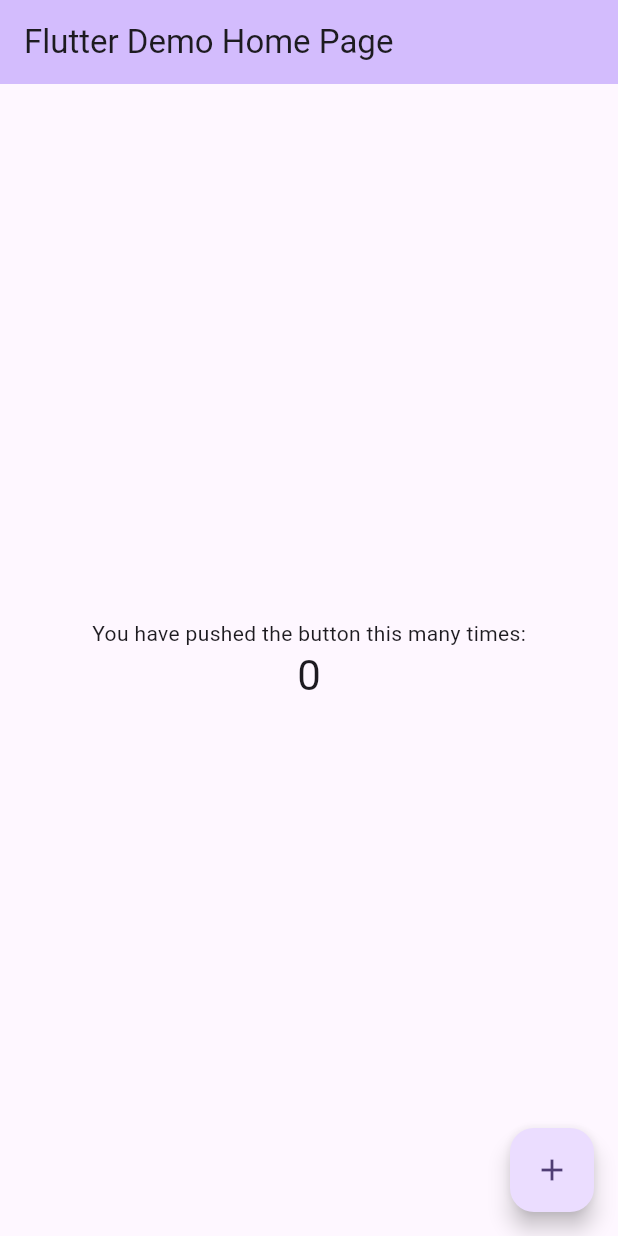
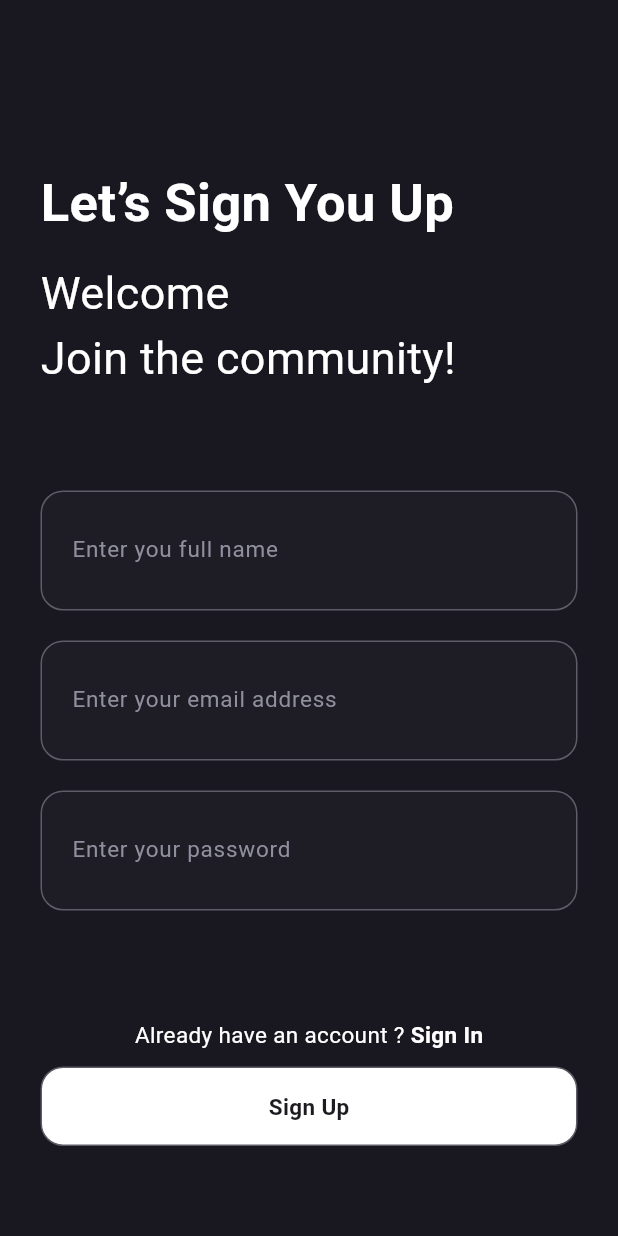
Before and after one commit to javeriairshad03/app-development, a Flutter app: the screen it shows after launch, on a phone screen of 412 x 824 dp. Run offline on Flutter 3.47's test engine with Material 3 defaults, Android fonts, the phone set to English and light mode, and no system bars.

Commit message:
Initial commit for First Flutter Project

```diff
--- /dev/null
+++ b/Flutter Course/project1/my_first_flutter_app/lib/app_button.dart
@@ -0,0 +1,36 @@
+import 'package:flutter/material.dart';
+
+class AppButton extends StatelessWidget {
+  final String label;
+  final GestureTapCallback onPress;
+
+  const AppButton({required this.label, required this.onPress});
+
+  @override
+  Widget build(BuildContext context) {
+    return Row(
+      children: [
+        Expanded(
+          child: Container(
+            alignment: Alignment.center,
+            padding: EdgeInsets.symmetric(horizontal: 20, vertical: 15),
+            decoration: BoxDecoration(
+                color: Colors.white,
+                borderRadius: BorderRadius.circular(15),
+                border: Border.all(
+                    color: Color(0xFF5D5D67),
+                    width: 1
+                )
+            ),
+            child: GestureDetector(
+              onTap: onPress,
+              child: Text(label,
+                style: TextStyle(fontSize: 15, fontWeight: FontWeight.w600),),
+
+            ),
+          ),
+        ),
+      ],
+    );
+  }
+}
--- /dev/null
+++ b/Flutter Course/project1/my_first_flutter_app/lib/app_text_feild.dart
@@ -0,0 +1,31 @@
+import 'package:flutter/material.dart';
+
+class AppTextFeild extends StatelessWidget {
+  final String label;
+
+  const AppTextFeild({super.key, required this.label});
+
+  @override
+  Widget build(BuildContext context) {
+    return Container(
+      margin: EdgeInsets.only(top: 20),
+      padding: EdgeInsets.symmetric(horizontal: 20, vertical: 15),
+      decoration: BoxDecoration(
+          color: Color(0xFF1E1C24),
+          borderRadius: BorderRadius.circular(15),
+          border: Border.all(
+              color: Color(0xFF5D5D67),
+              width: 1
+          )
+      ),
+      child: TextField(
+          style: TextStyle(color: Colors.white, fontSize: 15),
+          decoration: InputDecoration(
+            hintText: label,
+            hintStyle: TextStyle(color: Color(0xFF8f8f9e), fontSize: 15),
+            border: InputBorder.none,
+          )
+      ),
+    );
+  }
+}
--- a/Flutter Course/project1/my_first_flutter_app/lib/main.dart
+++ b/Flutter Course/project1/my_first_flutter_app/lib/main.dart
@@ -1,122 +1,18 @@
 import 'package:flutter/material.dart';
+import 'package:my_first_flutter_app/screens/register.dart';
 
 void main() {
-  runApp(const MyApp());
+  runApp(MyApp());
 }
 
 class MyApp extends StatelessWidget {
   const MyApp({super.key});
 
-  // This widget is the root of your application.
   @override
   Widget build(BuildContext context) {
-    return MaterialApp(
-      title: 'Flutter Demo',
-      theme: ThemeData(
-        // This is the theme of your application.
-        //
-        // TRY THIS: Try running your application with "flutter run". You'll see
-        // the application has a purple toolbar. Then, without quitting the app,
-        // try changing the seedColor in the colorScheme below to Colors.green
-        // and then invoke "hot reload" (save your changes or press the "hot
-        // reload" button in a Flutter-supported IDE, or press "r" if you used
-        // the command line to start the app).
-        //
-        // Notice that the counter didn't reset back to zero; the application
-        // state is not lost during the reload. To reset the state, use hot
-        // restart instead.
-        //
-        // This works for code too, not just values: Most code changes can be
-        // tested with just a hot reload.
-        colorScheme: ColorScheme.fromSeed(seedColor: Colors.deepPurple),
-      ),
-      home: const MyHomePage(title: 'Flutter Demo Home Page'),
+    return const MaterialApp(
+      home: Register(),
+      debugShowCheckedModeBanner: false,
     );
   }
 }
-
-class MyHomePage extends StatefulWidget {
-  const MyHomePage({super.key, required this.title});
-
-  // This widget is the home page of your application. It is stateful, meaning
-  // that it has a State object (defined below) that contains fields that affect
-  // how it looks.
-
-  // This class is the configuration for the state. It holds the values (in this
-  // case the title) provided by the parent (in this case the App widget) and
-  // used by the build method of the State. Fields in a Widget subclass are
-  // always marked "final".
-
-  final String title;
-
-  @override
-  State<MyHomePage> createState() => _MyHomePageState();
-}
-
-class _MyHomePageState extends State<MyHomePage> {
-  int _counter = 0;
-
-  void _incrementCounter() {
-    setState(() {
-      // This call to setState tells the Flutter framework that something has
-      // changed in this State, which causes it to rerun the build method below
-      // so that the display can reflect the updated values. If we changed
-      // _counter without calling setState(), then the build method would not be
-      // called again, and so nothing would appear to happen.
-      _counter++;
-    });
-  }
-
-  @override
-  Widget build(BuildContext context) {
-    // This method is rerun every time setState is called, for instance as done
-    // by the _incrementCounter method above.
-    //
-    // The Flutter framework has been optimized to make rerunning build methods
-    // fast, so that you can just rebuild anything that needs updating rather
-    // than having to individually change instances of widgets.
-    return Scaffold(
-      appBar: AppBar(
-        // TRY THIS: Try changing the color here to a specific color (to
-        // Colors.amber, perhaps?) and trigger a hot reload to see the AppBar
-        // change color while the other colors stay the same.
-        backgroundColor: Theme.of(context).colorScheme.inversePrimary,
-        // Here we take the value from the MyHomePage object that was created by
-        // the App.build method, and use it to set our appbar title.
-        title: Text(widget.title),
-      ),
-      body: Center(
-        // Center is a layout widget. It takes a single child and positions it
-        // in the middle of the parent.
-        child: Column(
-          // Column is also a layout widget. It takes a list of children and
-          // arranges them vertically. By default, it sizes itself to fit its
-          // children horizontally, and tries to be as tall as its parent.
-          //
-          // Column has various properties to control how it sizes itself and
-          // how it positions its children. Here we use mainAxisAlignment to
-          // center the children vertically; the main axis here is the vertical
-          // axis because Columns are vertical (the cross axis would be
-          // horizontal).
-          //
-          // TRY THIS: Invoke "debug painting" (choose the "Toggle Debug Paint"
-          // action in the IDE, or press "p" in the console), to see the
-          // wireframe for each widget.
-          mainAxisAlignment: MainAxisAlignment.center,
-          children: <Widget>[
-            const Text('You have pushed the button this many times:'),
-            Text(
-              '$_counter',
-              style: Theme.of(context).textTheme.headlineMedium,
-            ),
-          ],
-        ),
-      ),
-      floatingActionButton: FloatingActionButton(
-        onPressed: _incrementCounter,
-        tooltip: 'Increment',
-        child: const Icon(Icons.add),
-      ), // This trailing comma makes auto-formatting nicer for build methods.
-    );
-  }
-}
--- /dev/null
+++ b/Flutter Course/project1/my_first_flutter_app/lib/screens/login.dart
@@ -0,0 +1,57 @@
+import 'package:flutter/material.dart';
+import 'package:my_first_flutter_app/app_button.dart';
+import 'package:my_first_flutter_app/app_text_feild.dart';
+
+class Login extends StatelessWidget {
+  const Login({super.key});
+
+  @override
+  Widget build(BuildContext context) {
+
+    return Scaffold(
+      backgroundColor: Color(0xFF191720),
+      body: Padding(
+        padding: EdgeInsets.only(top: 110, left: 27, right: 27, bottom: 60),
+        child: Column(
+          crossAxisAlignment: CrossAxisAlignment.start,
+          children: [
+            Text(
+              "Let’s Sign You In",
+              style: TextStyle(color: Colors.white, fontSize: 35, fontWeight: FontWeight.w600),
+            ),
+            SizedBox(height: 14),
+            Text(
+              "Welcome\nJoin the community!",
+              style: TextStyle(color: Colors.white, fontSize: 30, fontWeight: FontWeight.w400),
+            ),
+
+            SizedBox(height: 47),
+
+            AppTextFeild(label: "Enter your email address"),
+            AppTextFeild(label: "Enter your password"),
+
+            Spacer(),
+
+              Row(
+                mainAxisAlignment: MainAxisAlignment.center,
+                children: [
+                  Text("Already have an account ? ",
+                      style: TextStyle(fontSize: 15, color: Colors.white)
+                  ),
+                  Text("Sign In", style: TextStyle(fontSize: 15, color: Colors.white, fontWeight: FontWeight.bold))
+                ],
+              ),
+
+            SizedBox(height: 11),
+
+            AppButton(label: "Sign Up", onPress: OnSignPress)
+
+          ]
+        ),
+      ),
+    );
+  }
+  void OnSignPress(){
+
+  }
+}
--- /dev/null
+++ b/Flutter Course/project1/my_first_flutter_app/lib/screens/register.dart
@@ -0,0 +1,65 @@
+import 'package:flutter/material.dart';
+import 'package:my_first_flutter_app/app_button.dart';
+import 'package:my_first_flutter_app/app_text_feild.dart';
+import 'package:my_first_flutter_app/screens/login.dart';
+
+class Register extends StatelessWidget {
+  const Register({super.key});
+
+  @override
+  Widget build(BuildContext context) {
+
+    return Scaffold(
+      backgroundColor: Color(0xFF191720),
+      body: Padding(
+        padding: EdgeInsets.only(top: 110, left: 27, right: 27, bottom: 60),
+        child: Column(
+          crossAxisAlignment: CrossAxisAlignment.start,
+          children: [
+            Text(
+              "Let’s Sign You Up",
+              style: TextStyle(color: Colors.white, fontSize: 35, fontWeight: FontWeight.w600),
+            ),
+            SizedBox(height: 14),
+            Text(
+              "Welcome\nJoin the community!",
+              style: TextStyle(color: Colors.white, fontSize: 30, fontWeight: FontWeight.w400),
+            ),
+
+            SizedBox(height: 47),
+
+            AppTextFeild(label: "Enter you full name"),
+            AppTextFeild(label: "Enter your email address"),
+            AppTextFeild(label: "Enter your password"),
+
+            Spacer(),
+
+            GestureDetector(
+              onTap: (){
+                Navigator.of(context)
+                    .push(MaterialPageRoute(builder: (_) => Login()));
+              },
+              child: Row(
+                mainAxisAlignment: MainAxisAlignment.center,
+                children: [
+                  Text("Already have an account ? ",
+                      style: TextStyle(fontSize: 15, color: Colors.white)
+                  ),
+                  Text("Sign In", style: TextStyle(fontSize: 15, color: Colors.white, fontWeight: FontWeight.bold))
+                ],
+              ),
+            ),
+
+            SizedBox(height: 11),
+
+            AppButton(label: "Sign Up", onPress: OnSignPress)
+
+          ],
+        ),
+      ),
+    );
+  }
+  void OnSignPress(){
+
+  }
+}
```
